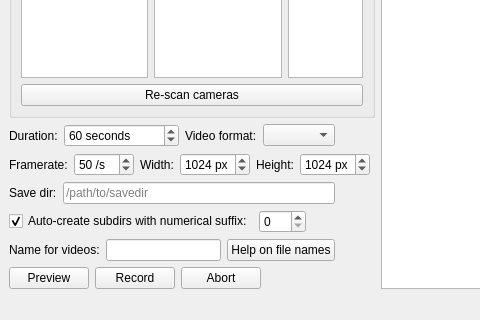
The window that yamcat/mainwindow_pytemplate.ui (ScherrerLab/yam-cat) describes before a commit, drawn with Qt 5; both pictures show x 0 to 480 and y 453 to 773 of the 1445 by 773 pixel window.
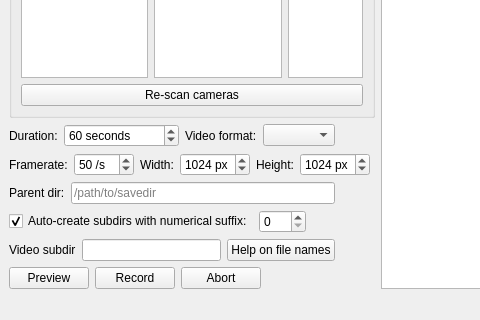
The same window after the commit. Custom widgets are drawn as their Qt base class.

Commit message: simplify mainwindow camera config

What changed in the file:
```diff
--- a/yamcat/mainwindow_pytemplate.ui
+++ b/yamcat/mainwindow_pytemplate.ui
@@ -426,7 +426,7 @@
           <item>
            <widget class="QLabel" name="label_9">
             <property name="text">
-             <string>Save dir:</string>
+             <string>Parent dir:</string>
             </property>
            </widget>
           </item>
@@ -509,7 +509,7 @@
              <string>Name that is added as a prefix to each video and subdir.</string>
             </property>
             <property name="text">
-             <string>Name for videos:</string>
+             <string>Video subdir</string>
             </property>
            </widget>
           </item>
```
Left out of the diff: 42 changed lines with no effect on the pictures. The commit also changes 1 other file.
